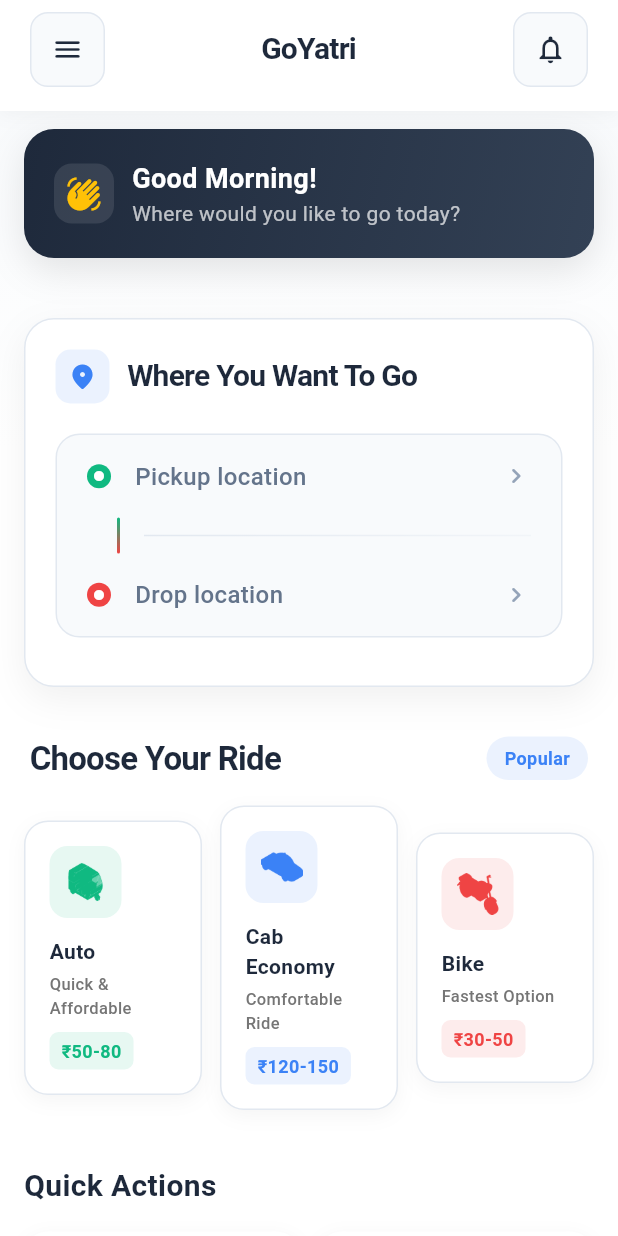
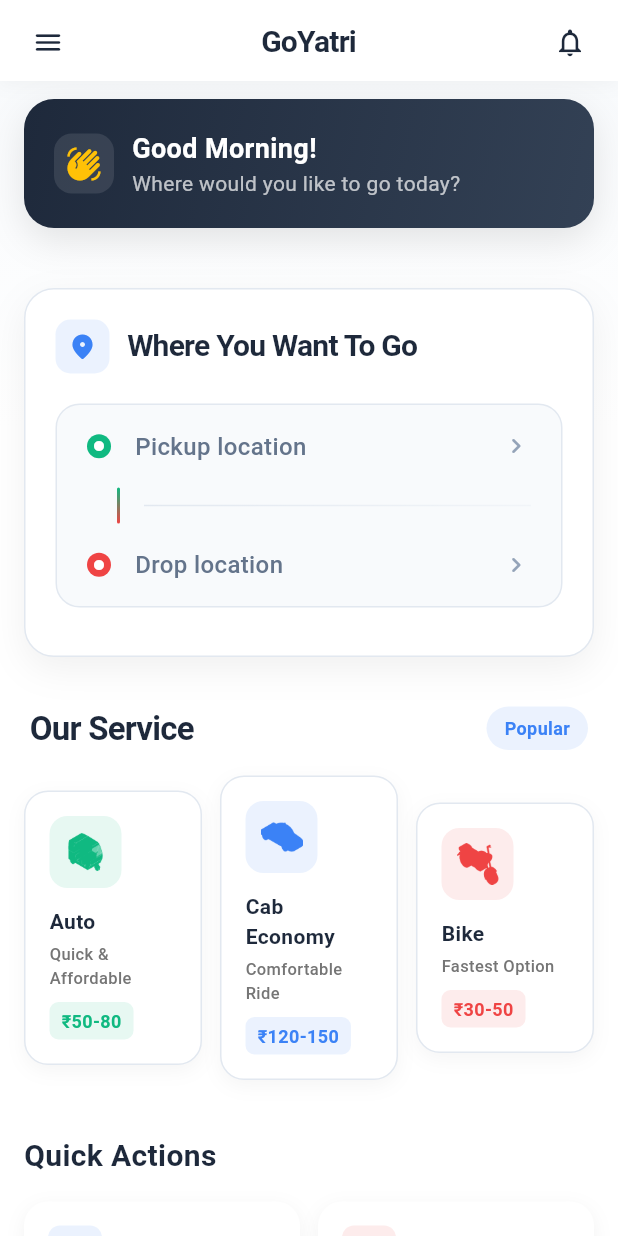
Before and after one commit to anilsjr/go-yatri, a Flutter app: the screen it shows once a user with an empty profile is signed in, on a phone screen of 412 x 824 dp. Run offline on Flutter 3.47's test engine with Material 3 defaults, Android fonts, the phone set to English and light mode, and no system bars; our stand-ins replace dio, firebase_auth, firebase_core, geolocator, get, google_maps_flutter and 2 more; missing offline and left inert: flutter_polyline_points; accounts and stored records are empty.

Commit message:
update: app bar UI

```diff
--- a/lib/features/home/presentation/widgets/explore_section.dart
+++ b/lib/features/home/presentation/widgets/explore_section.dart
@@ -21,7 +21,7 @@ class ExploreSection extends StatelessWidget {
             mainAxisAlignment: MainAxisAlignment.spaceBetween,
             children: [
               const Text(
-                'Choose Your Ride',
+                'Our Service',
                 style: TextStyle(
                   fontSize: 22,
                   fontWeight: FontWeight.bold,
--- a/lib/features/home/presentation/widgets/home_app_bar.dart
+++ b/lib/features/home/presentation/widgets/home_app_bar.dart
@@ -19,21 +19,15 @@ class HomeAppBar extends StatelessWidget implements PreferredSizeWidget {
         ],
       ),
       padding: EdgeInsets.only(
-        top: MediaQuery.of(context).padding.top + 8,
-        left: 20,
-        right: 20,
-        bottom: 16,
+        top: MediaQuery.of(context).padding.top + 4,
+        left: 8,
+        right: 8,
+        bottom: 2,
       ),
       child: Row(
         children: [
           // Modern menu button with container
-          Container(
-            decoration: BoxDecoration(
-              color: const Color(0xFFF8FAFC),
-              borderRadius: BorderRadius.circular(12),
-              border: Border.all(color: const Color(0xFFE2E8F0), width: 1),
-            ),
-            child: IconButton(
+          IconButton(
             icon: const Icon(
               Icons.menu_rounded,
               color: Color(0xFF1E293B),
@@ -42,7 +36,6 @@ class HomeAppBar extends StatelessWidget implements PreferredSizeWidget {
             onPressed: onMenuTap,
             padding: const EdgeInsets.all(8),
             constraints: const BoxConstraints(minWidth: 44, minHeight: 44),
-            ),
           ),
 
           const Spacer(),
@@ -61,13 +54,7 @@ class HomeAppBar extends StatelessWidget implements PreferredSizeWidget {
           const Spacer(),
 
           // Profile/notification button
-          Container(
-            decoration: BoxDecoration(
-              color: const Color(0xFFF8FAFC),
-              borderRadius: BorderRadius.circular(12),
-              border: Border.all(color: const Color(0xFFE2E8F0), width: 1),
-            ),
-            child: IconButton(
+          IconButton(
             icon: const Icon(
               Icons.notifications_outlined,
               color: Color(0xFF1E293B),
@@ -79,7 +66,6 @@ class HomeAppBar extends StatelessWidget implements PreferredSizeWidget {
             padding: const EdgeInsets.all(8),
             constraints: const BoxConstraints(minWidth: 44, minHeight: 44),
           ),
-          ),
         ],
       ),
     );
--- a/lib/features/home/presentation/widgets/ride_booking_card.dart
+++ b/lib/features/home/presentation/widgets/ride_booking_card.dart
@@ -64,14 +64,13 @@ class RideBookingCard extends StatelessWidget {
                 _buildLocationFields(context, locationProvider),
 
                 const SizedBox(height: 12),
-
+                if (locationProvider.selectedPickupLocation != null &&
+                    locationProvider.selectedDropLocation != null)
+                  _buildBookRideButton(context, locationProvider),
                 // Recent locations
                 _buildRecentLocations(locationProvider),
 
                 // Book Ride button (only show when both pickup and drop are selected)
-                if (locationProvider.selectedPickupLocation != null &&
-                    locationProvider.selectedDropLocation != null)
-                  _buildBookRideButton(context, locationProvider),
               ],
             ),
           ),
```
Lines whose indentation alone changed are shown as unchanged.
